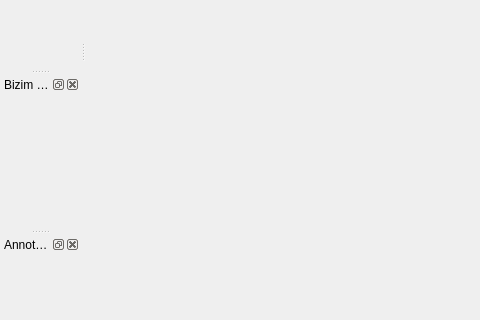
Before: the Qt Designer form sloth/gui/labeltool.ui in hggm02/sloth, drawn with Qt 5; both pictures show x 0 to 480 and y 335 to 655 of the 656 by 746 pixel window.
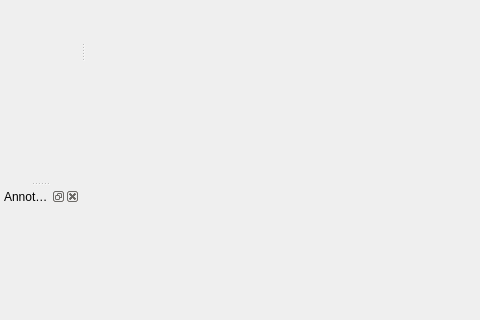
After: the same form once the commit is applied. Icons and pictures are not drawn.

Commit message: extra image

Patch:
```diff
--- a/sloth/gui/labeltool.ui
+++ b/sloth/gui/labeltool.ui
@@ -131,19 +131,7 @@
 
 
 
-  <widget class="QDockWidget" name="pencere">
-   <property name="windowTitle">
-    <string>Bizim Pencere</string>
-   </property>
-   <attribute name="dockWidgetArea">
-    <number>1</number>
-   </attribute>
-   <widget class="QWidget" name="pencereContents"/>
-  </widget>
 
-
-
-  
   <widget class="QDockWidget" name="dockAnnotations">
    <property name="windowTitle">
     <string>Annotations</string>
```
The commit also changes 2 other files.
